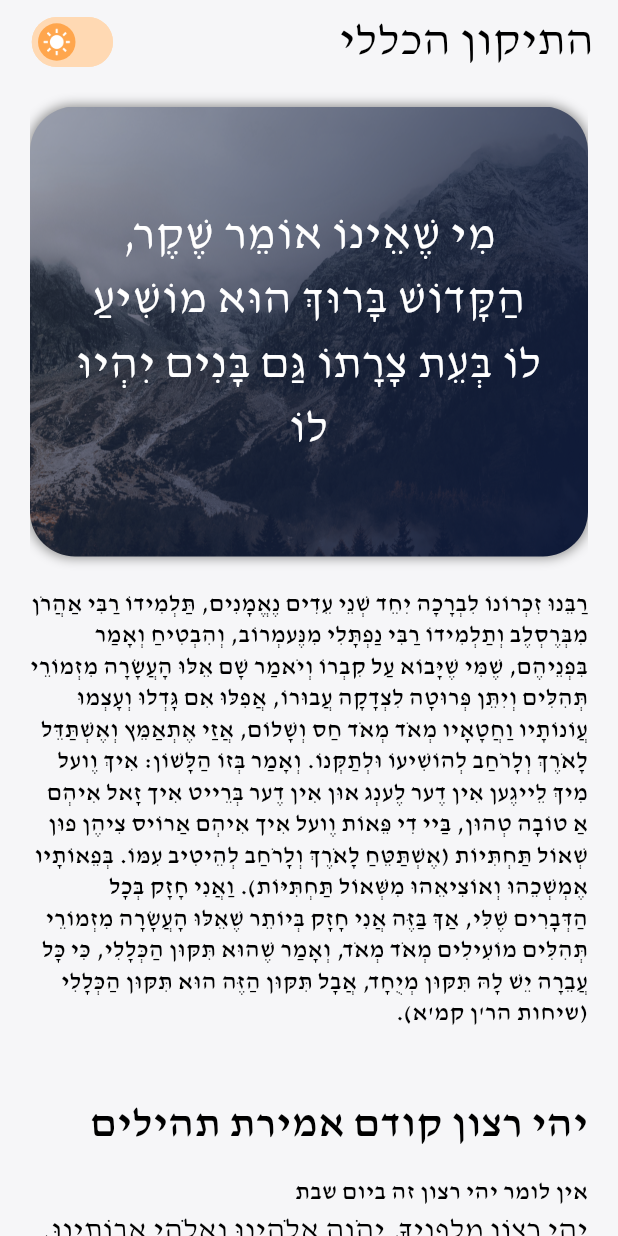
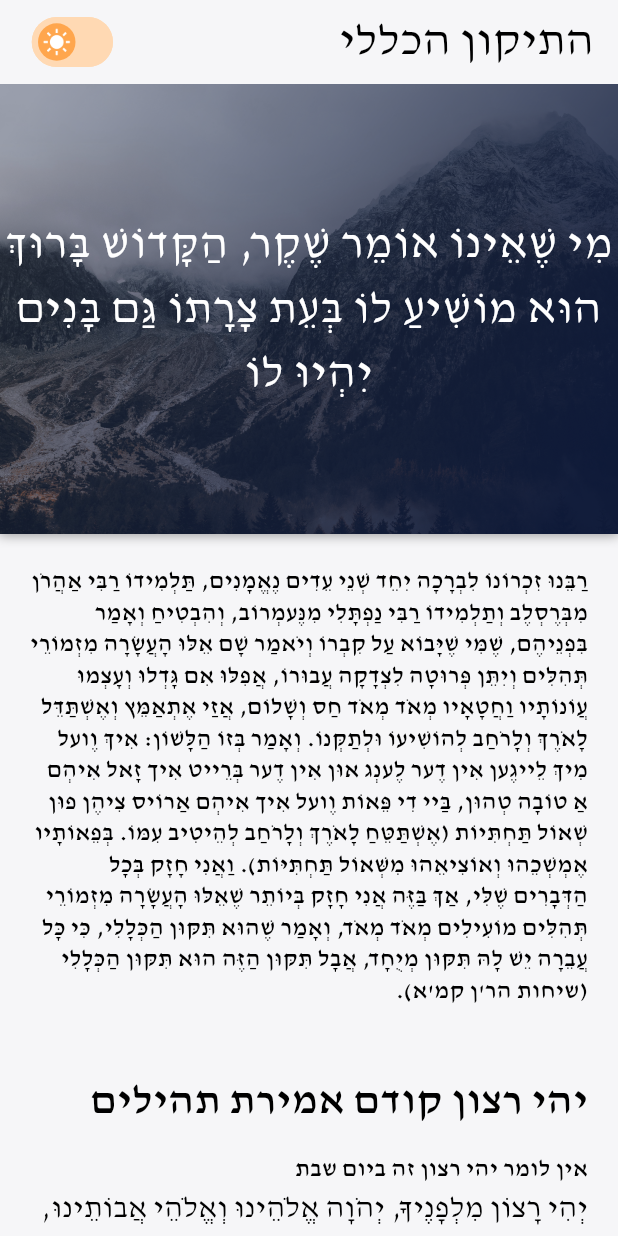
Before and after one commit to dorna6/tikon-haklali-flutter-app, a Flutter app: the screen it shows after launch, on a phone screen of 412 x 824 dp. Run offline on Flutter 3.47's test engine with Material 3 defaults, Android fonts, the phone set to English and light mode, and no system bars.

Commit message:
change image to full screen width

```diff
--- a/lib/main_image_widgets.dart
+++ b/lib/main_image_widgets.dart
@@ -31,28 +31,27 @@ class MainPageBigImage {
 
     return Container(
       decoration: BoxDecoration(
-        borderRadius: BorderRadius.circular(30),
+        borderRadius: BorderRadius.circular(0),
         boxShadow: [boxShadowMainImg],
       ),
       height: 300,
-      // width: MediaQuery.of(context).size.width * 0.9,
+      width: MediaQuery.of(context).size.width,
       alignment: Alignment.center,
       child: Stack(
         children: [
           Positioned.fill(
             child: ClipRRect(
-              borderRadius: BorderRadius.circular(
-                  30), // Same border radius as the container
+              borderRadius: BorderRadius.circular(0),
               child:
-                  Image.asset(MainImageData.mainImgPath[5], fit: BoxFit.cover),
+                  Image.asset(mainImgPath[5], fit: BoxFit.cover),
             ),
           ),
           Positioned.fill(
             child: Center(
               child: Padding(
-                padding: const EdgeInsets.all(30),
+                padding: const EdgeInsets.all(0),
                 child: Text(
-                  MainImageData.mainImgText[0],
+                  mainImgText[0],
                   textAlign: TextAlign.center,
                   style: textStyleMainImg,
                 ),
@@ -65,10 +64,9 @@ class MainPageBigImage {
   }
 }
 
-class MainImageData {
 
   // main image text list
-  static final List<String> mainImgText = [
+  const List<String> mainImgText = [
     'מִי שֶׁאֵינוֹ אוֹמֵר שֶׁקֶר, הַקָּדוֹשׁ בָּרוּךְ הוּא מוֹשִׁיעַ לוֹ בְּעֵת צָרָתוֹ גַּם בָּנִים יִהְיוּ לוֹ',
     'עַל יְדֵי אֱמֶת נִצּוֹל מִלָּשׁוֹן הָרָע גַּם תְּפִלָּתוֹ נִתְקַבֵּל. גַּם כְּשֶׁדָּנִים אוֹתוֹ לְמַעְלָה, דָּנִים אוֹתוֹ לְפִי זְכֻיּוֹת שֶׁלּוֹ',
     'מִי שֶׁשּׁוֹמֵר אֶת עַצְמוֹ וְדוֹבֵר תָּמִיד אֱמֶת, כְּאִלּוּ עָשָׂה שָׁמַיִם וָאָרֶץ וְאֶת הַיָּם וְאֶת כָּל אֲשֶׁר בָּם',
@@ -157,7 +155,7 @@ class MainImageData {
   ];
 
   // main image list
-  static final List<String> mainImgPath = [
+  const List<String> mainImgPath = [
     'assets/main_img_1.png',
     'assets/main_img_2.png',
     'assets/main_img_3.png',
@@ -193,4 +191,3 @@ class MainImageData {
     'assets/main_img_33.png',
     'assets/main_img_34.png',
   ];
-}
--- a/lib/main_page_widgets.dart
+++ b/lib/main_page_widgets.dart
@@ -97,8 +97,6 @@ class MainPageBody {
     final ScrollController _scrollController = ScrollController();
 
     return Scrollbar(
-      child: Padding(
-        padding: const EdgeInsets.only(left: 20.0, right: 20.0, top: 0.0),
       child: SingleChildScrollView(
         controller: _scrollController,
         child: Container(
@@ -106,20 +104,21 @@ class MainPageBody {
           child: Column(
             crossAxisAlignment: CrossAxisAlignment.center,
             children: [
-                // spacer
-                const SizedBox(height: 15),
               // main big image
               MainPageBigImage.bigImage(context: context),
               // spacer
               const SizedBox(height: 20),
               // tikon haklali text
-                tikonHaklali.column(context: context),
+              Padding(
+                padding:
+                    const EdgeInsets.only(left: 20.0, right: 20.0, top: 0.0),
+                child: tikonHaklali.column(context: context),
+              ),
             ],
           ),
           // children
         ),
       ),
-      ),
     );
   }
 }
```
Lines whose indentation alone changed are shown as unchanged.
